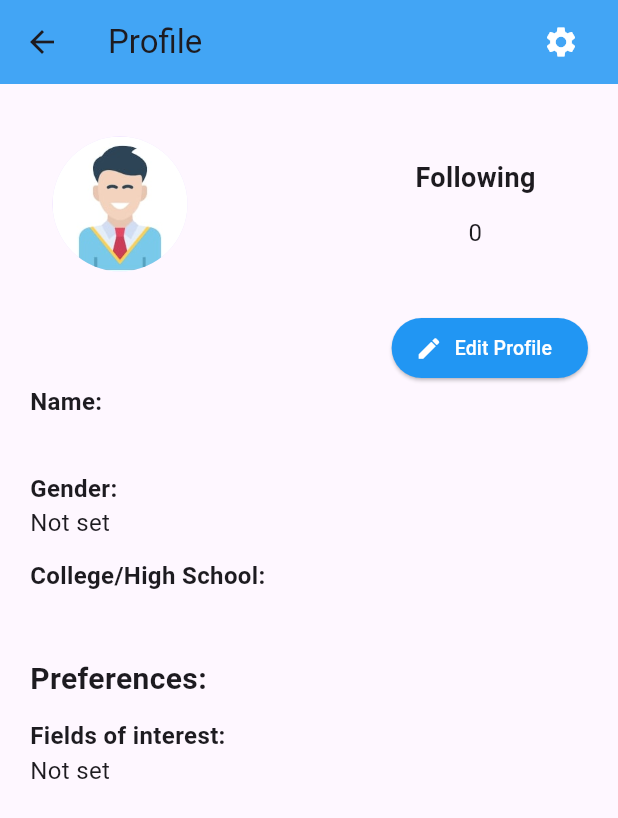
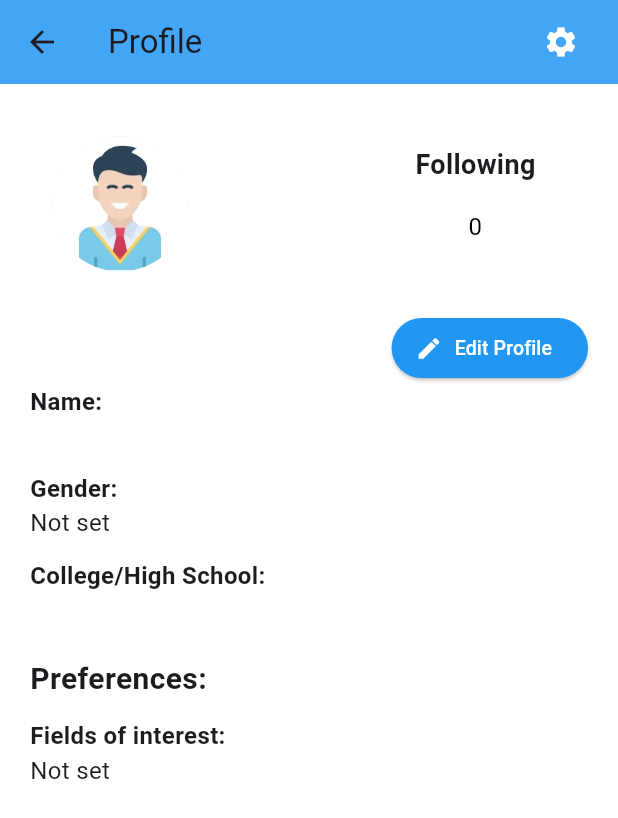
Before and after one commit to shahmir-ahmed/Uni-connect, a Flutter app: the StudentProfileScreen screen opened directly with empty values, on a phone screen of 412 x 824 dp. Shown: the top 818 px of the screen. Run offline on Flutter 3.47's test engine with Material 3 defaults, Android fonts, the light colour scheme and no system bars; our stand-ins replace camera, cloud_firestore, firebase_core, firebase_messaging, firebase_storage, flutter_local_notifications and 6 more; missing offline and left inert: agora_rtc_engine, appinio_video_player, dart:ffi, easy_image_viewer, panorama; accounts and stored records are empty.

Commit message:
Student profile module dev. v4.0
Development of student profile module v4.0

```diff
--- a/uni_connect/lib/screens/home/student/profile/student_profile.dart
+++ b/uni_connect/lib/screens/home/student/profile/student_profile.dart
@@ -4,6 +4,7 @@ import 'package:flutter/widgets.dart';
 import 'package:provider/provider.dart';
 import 'package:uni_connect/classes/student.dart';
 import 'package:uni_connect/screens/home/student/profile/edit_profile.dart';
+import 'package:uni_connect/screens/home/student/profile/following_unis.dart';
 import 'package:uni_connect/screens/within_screen_progress.dart';
 import 'package:uni_connect/shared/constants.dart';
 
@@ -74,6 +75,7 @@ class _StudentProfileScreenState extends State<StudentProfileScreen> {
     }
 
     return Scaffold(
+        backgroundColor: Colors.white,
         appBar: AppBar(
           title: Text('Profile'),
           backgroundColor: Colors.blue[400],
@@ -158,14 +160,44 @@ class _StudentProfileScreenState extends State<StudentProfileScreen> {
                                 ),
                                 // space
                                 SizedBox(
-                                  height: 12.0,
+                                  height: 4.0,
                                 ),
                                 // followers count
+                                /*
                                 Text(
                                   studentProfileObj.followingUnis.length
                                       .toString(),
                                   style: TextStyle(fontSize: 16.0),
                                 ),
+                                */
+                                ElevatedButton(
+                                  onPressed: () {
+                                    // show screen which shows the unis student is following
+                                    Navigator.push(
+                                      context,
+                                      MaterialPageRoute(
+                                          builder: (context) =>
+                                              FollowingUnisScreen(
+                                                followingUnisIds:
+                                                    studentProfileObj
+                                                        .followingUnis,
+                                              )),
+                                    );
+                                  },
+                                  child: Text(
+                                      studentProfileObj.followingUnis.length
+                                          .toString(),
+                                      style: TextStyle(
+                                          fontSize: 16.0,
+                                          fontWeight: FontWeight.normal)),
+                                  style: ButtonStyle(
+                                    backgroundColor:
+                                        MaterialStatePropertyAll(Colors.white),
+                                    foregroundColor:
+                                        MaterialStatePropertyAll(Colors.black),
+                                    elevation: MaterialStatePropertyAll(0.0),
+                                  ),
+                                )
                               ],
                             ),
                           )
```
Also changed, not shown: uni_connect/lib/screens/home/student/profile/following_unis.dart (added, +75 -0 lines).
